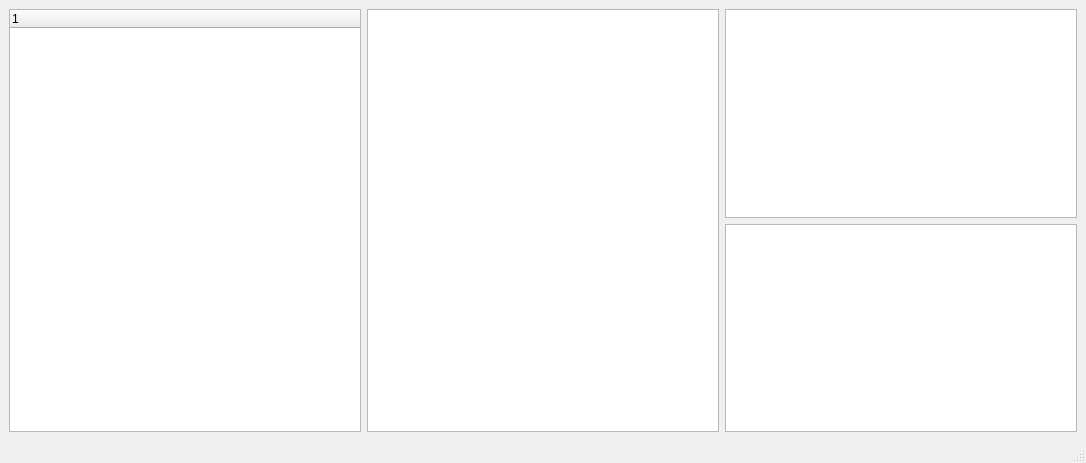
This is FreeWork/ADECUA/Example7/main.ui in epdelasheras/PYTHON as Qt 5 draws it before an edit. The edited form follows.
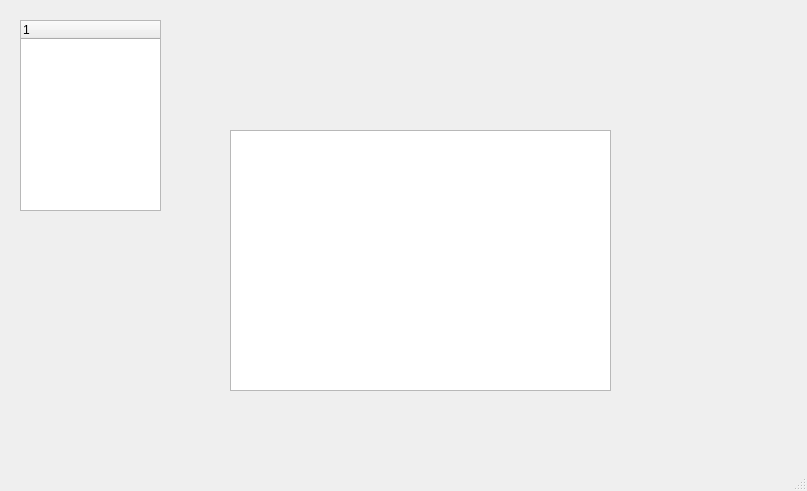
This is the edited form.

What changed in the file:
```diff
--- a/FreeWork/ADECUA/Example7/main.ui
+++ b/FreeWork/ADECUA/Example7/main.ui
@@ -6,38 +6,61 @@
    <rect>
     <x>0</x>
     <y>0</y>
-    <width>1086</width>
-    <height>463</height>
+    <width>807</width>
+    <height>491</height>
    </rect>
   </property>
   <property name="windowTitle">
    <string>ADECUA</string>
   </property>
   <widget class="QWidget" name="centralwidget">
-   <layout class="QGridLayout" name="gridLayout">
-    <item row="0" column="0" rowspan="2">
      <widget class="QTreeWidget" name="treeWidget">
+    <property name="geometry">
+     <rect>
+      <x>20</x>
+      <y>20</y>
+      <width>141</width>
+      <height>191</height>
+     </rect>
+    </property>
       <column>
        <property name="text">
         <string notr="true">1</string>
        </property>
       </column>
      </widget>
-    </item>
-    <item row="0" column="1" rowspan="2">
-     <widget class="QGraphicsView" name="graphicsFlatView">
+   <widget class="QGraphicsView" name="graphicsView">
+    <property name="enabled">
+     <bool>true</bool>
+    </property>
+    <property name="geometry">
+     <rect>
+      <x>230</x>
+      <y>130</y>
+      <width>381</width>
+      <height>261</height>
+     </rect>
+    </property>
+    <property name="sizeIncrement">
+     <size>
+      <width>0</width>
+      <height>0</height>
+     </size>
+    </property>
       <property name="layoutDirection">
-       <enum>Qt::RightToLeft</enum>
-      </property>
-     </widget>
-    </item>
-    <item row="0" column="2">
-     <widget class="QGraphicsView" name="graphicsFloorView"/>
-    </item>
-    <item row="1" column="2">
-     <widget class="QGraphicsView" name="graphicsFloorView_2"/>
-    </item>
-   </layout>
+     <enum>Qt::LeftToRight</enum>
+    </property>
+   </widget>
+   <zorder>frame_2</zorder>
+   <zorder>frame_3</zorder>
+   <zorder>graphicsView</zorder>
+   <zorder>treeWidget</zorder>
+   <zorder>graphicsView_2</zorder>
+   <zorder>listWidget</zorder>
+   <zorder>treeWidget</zorder>
+   <zorder>graphicsView</zorder>
+   <zorder>splitter</zorder>
+   <zorder>splitter</zorder>
   </widget>
   <widget class="QMenuBar" name="menubar">
    <property name="geometry">
```
Left out of the diff: 12 changed lines with no effect on the pictures. Lines whose indentation alone changed are shown as unchanged.
